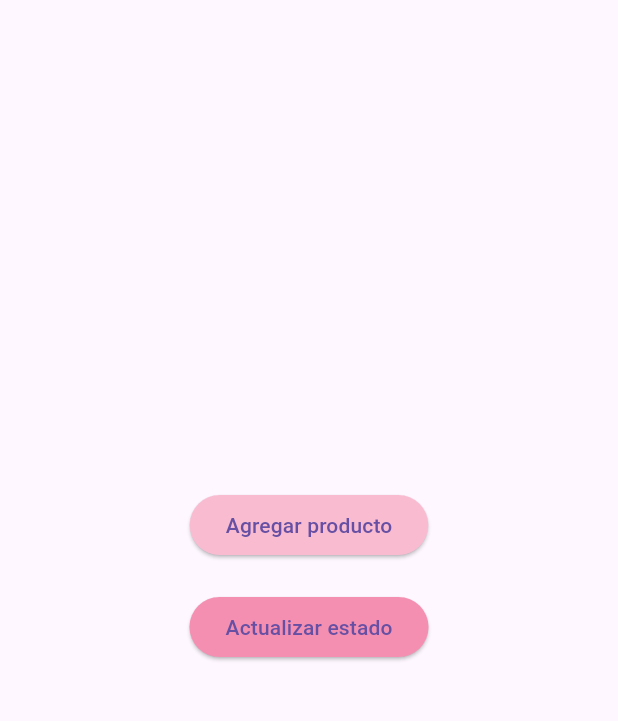
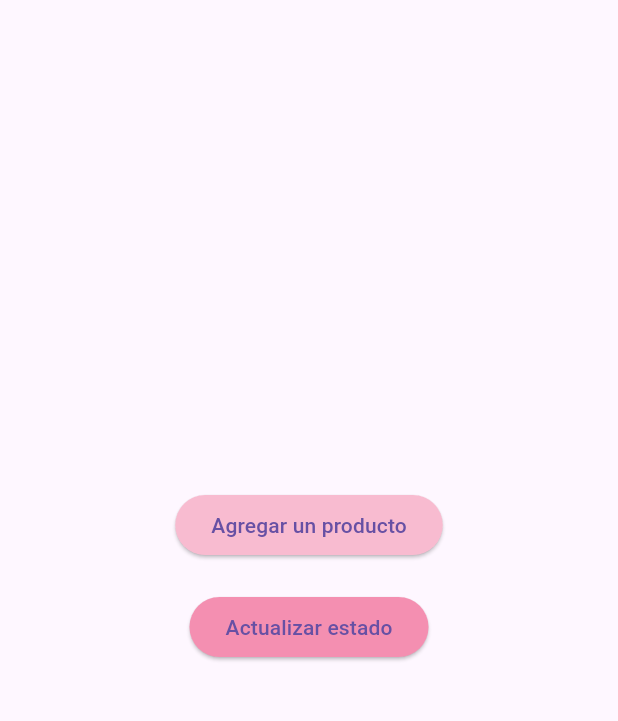
Before and after one commit to ZacroProReal/flutter_application_1, a Flutter app: the screen it shows after launch, on a phone screen of 412 x 824 dp, the part 84-805 px from its top. Run offline on Flutter 3.47's test engine with Material 3 defaults, Android fonts, the phone set to English and light mode, and no system bars; our stand-ins replace image_picker.

Commit message:
HU-16 Agregar un producto

```diff
--- a/lib/main.dart
+++ b/lib/main.dart
@@ -45,7 +45,7 @@ class HomeScreen extends StatelessWidget {
                   MaterialPageRoute(builder: (context) => AgregarProductoPage()),
                 );
               },
-              child: const Text('Agregar producto'),
+              child: const Text('Agregar un producto'),
             ),
             const SizedBox(height: 20),
             ElevatedButton(
```
